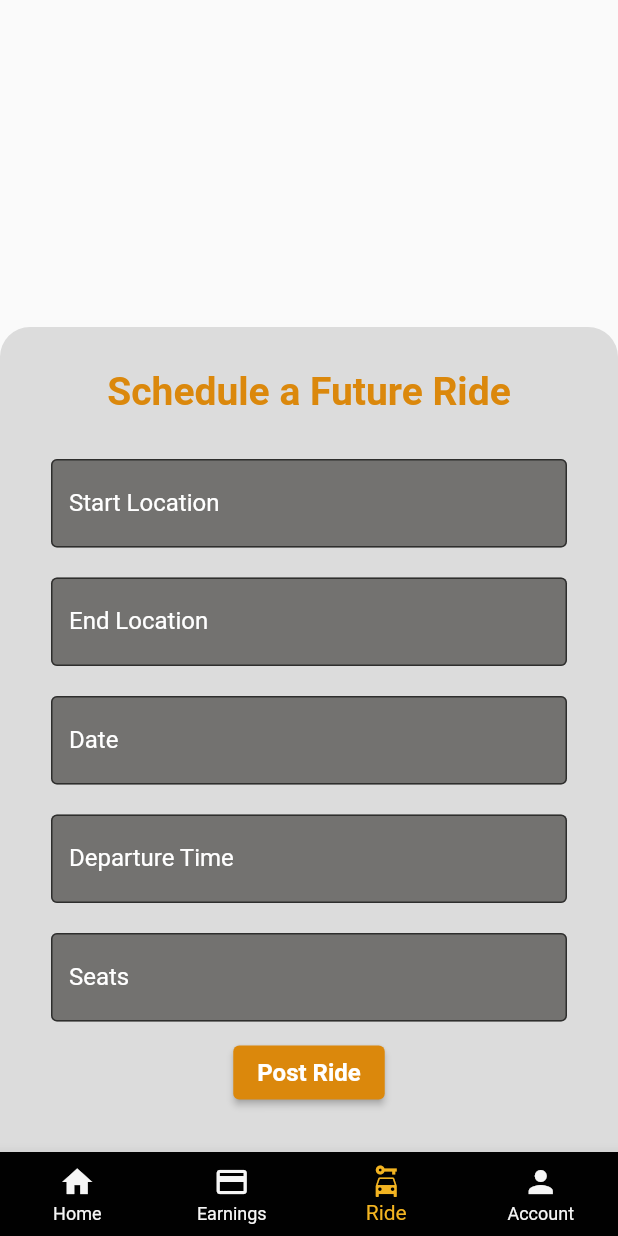
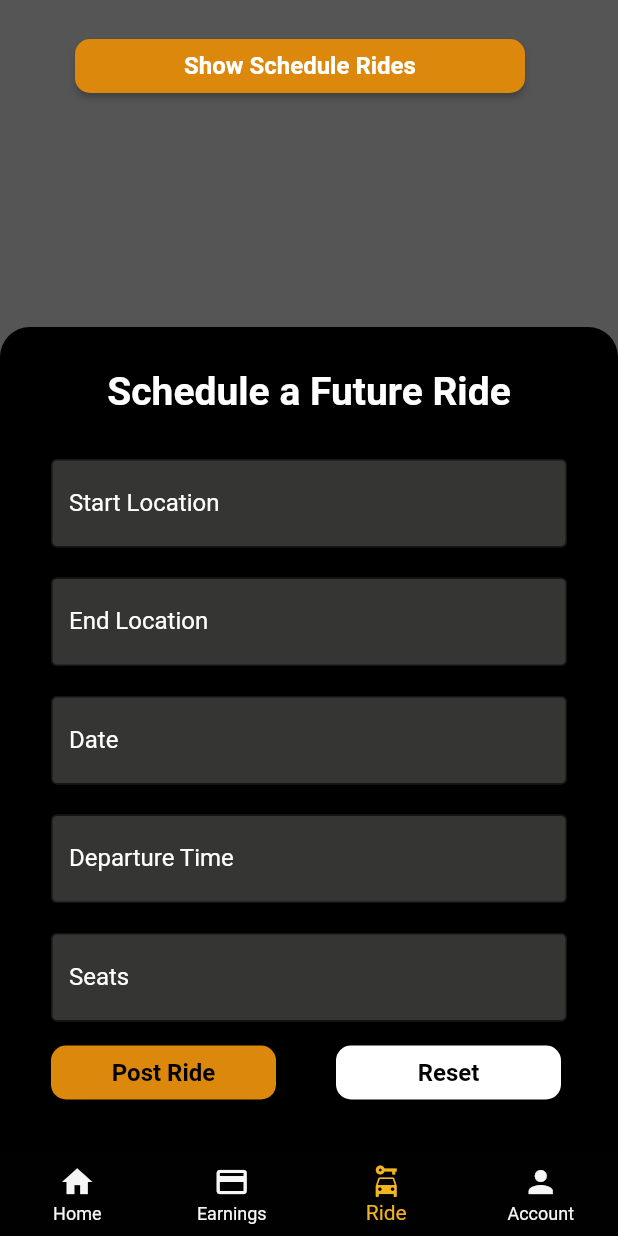
Before and after one commit to kavinduChamithG/car-pooling-app, a Flutter app: the MainScreen screen opened directly, item 3 of the bottom bar chosen, on a phone screen of 412 x 824 dp. Run offline on Flutter 3.47's test engine with Material 2 defaults, Android fonts, the phone set to English and light mode, and no system bars; our stand-ins replace assets_audio_player, date_time_picker, firebase_auth, firebase_core, firebase_database, firebase_messaging and 3 more; missing offline and left inert: flutter_geofire, flutter_polyline_points; accounts and stored records are empty.

Commit message:
scedule_ride_finall_UI_design_with_reset_button

```diff
--- a/lib/tabPages/ride_tab.dart
+++ b/lib/tabPages/ride_tab.dart
@@ -111,8 +111,44 @@ class _RideTabPageState extends State<RideTabPage> {
 
   @override
   Widget build(BuildContext context) {
-    return Stack(
+    return Container(
+      color: Color.fromARGB(168, 0, 0, 0), // Set the desired background color
+    child: Stack(
+
+
+
       children: [
+
+
+                    Row(
+                      children: [
+                        SizedBox(width: 50),
+                        Container(
+                            width:300,
+                            margin: const EdgeInsets.only(top: 20),
+                            child: ElevatedButton(
+                              child: const Text(
+                                "Show Schedule Rides",
+                              ),
+                              onPressed: ()
+                              {
+                                saveScheduleRideInfo();
+
+                              },
+                              style: ElevatedButton.styleFrom(
+                                backgroundColor: Color.fromARGB(255, 219, 136, 12),
+                                  foregroundColor: Colors.white,
+                                  textStyle: const TextStyle(fontSize: 16, fontWeight: FontWeight.bold),
+                                    shape: RoundedRectangleBorder(
+                                    borderRadius: BorderRadius.circular(10), // Set a large value for border radius to create an oval shape
+                               ),
+                              ),
+                            ),
+
+                          ),
+                      ],
+                    ),
+
         Positioned(
           bottom: 0,
           left: 0,
@@ -123,7 +159,7 @@ class _RideTabPageState extends State<RideTabPage> {
             child: Container(
               height: searchLocationContainerHeight,
               decoration: const BoxDecoration(
-                color: Colors.black12,
+                color: Color.fromARGB(255, 0, 0, 0),
                 borderRadius: BorderRadius.only(
                   topRight: Radius.circular(20),
                   topLeft: Radius.circular(20),
@@ -134,14 +170,19 @@ class _RideTabPageState extends State<RideTabPage> {
                 child: Column(
                   children: [
 
+
+
                     Container(
                       padding: const EdgeInsets.all(10),
                       child: (
+
+
+
                         const Text(
                           "Schedule a Future Ride",
                           style:TextStyle(
                               fontSize: 26,
-                              color: Color.fromARGB(255, 219, 136, 12),
+                              color: Color.fromARGB(255, 255, 255, 255),
                               fontWeight: FontWeight.bold,
                           )
                         )
@@ -170,6 +211,7 @@ class _RideTabPageState extends State<RideTabPage> {
                         ),
                       ),
                     ),
+
 
                     Container(
                       padding: const EdgeInsets.all(10),
@@ -373,8 +415,12 @@ class _RideTabPageState extends State<RideTabPage> {
                     // ),
                     //
                     // const SizedBox(height: 16.0),
-
-                    ElevatedButton(
+                  Row(
+                    children: [
+                      SizedBox(width: 10),
+                      Container(
+                        width:150,
+                        child: ElevatedButton(
                           child: const Text(
                             "Post Ride",
                           ),
@@ -385,12 +431,43 @@ class _RideTabPageState extends State<RideTabPage> {
                           },
                           style: ElevatedButton.styleFrom(
                             backgroundColor: Color.fromARGB(255, 219, 136, 12),
-                          foregroundColor: Colors.white,
-                          textStyle: const TextStyle(fontSize: 16, fontWeight: FontWeight.bold)
+                              foregroundColor: Color.fromARGB(255, 0, 0, 0),
+                              textStyle: const TextStyle(fontSize: 16, fontWeight: FontWeight.bold),
+                                shape: RoundedRectangleBorder(
+                                borderRadius: BorderRadius.circular(10), // Set a large value for border radius to create an oval shape
+                           ),
                           ),
                         ),
 
+                      ),
 
+  SizedBox(width: 40), // Add some spacing between the buttons
+    Container(
+      width: 150,
+      child: ElevatedButton(
+        child: const Text(
+          "Reset",
+        ),
+        onPressed: () {
+          // Handle reset button onPressed event
+        },
+        style: ElevatedButton.styleFrom(
+          primary: Color.fromARGB(255, 255, 255, 255),
+          onPrimary: Color.fromARGB(255, 0, 0, 0),
+          textStyle: const TextStyle(fontSize: 16, fontWeight: FontWeight.bold),
+          shape: RoundedRectangleBorder(
+            borderRadius: BorderRadius.circular(10),
+          ),
+        ),
+      ),
+    ),
+                    ],
+
+
+
+
+
+                  ),
 
                   ],
                 ),
@@ -400,6 +477,8 @@ class _RideTabPageState extends State<RideTabPage> {
         ),
 
       ],
+    )
     );
+
   }
 }
```
Lines whose indentation alone changed are shown as unchanged.
